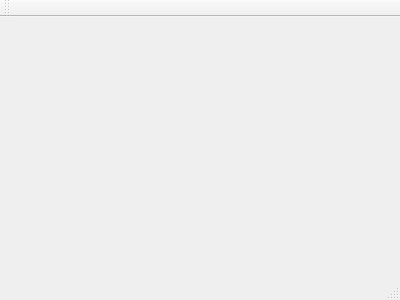
ctag/cpe453, file postgresql_test/mainwindow.ui: the form before one commit.
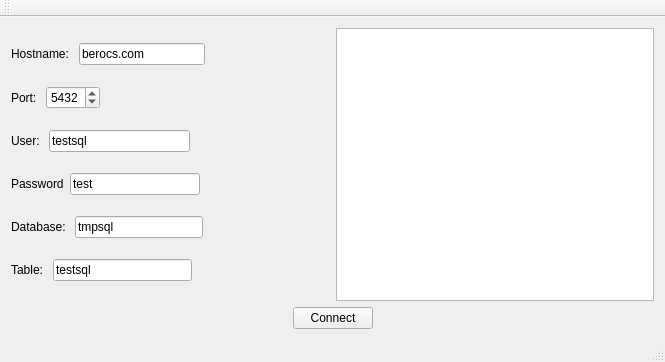
The form after the commit.

Commit message: better version of postgresql test program

Diff of the .ui file:
```diff
--- a/postgresql_test/mainwindow.ui
+++ b/postgresql_test/mainwindow.ui
@@ -1,24 +1,287 @@
 <ui version="4.0">
  <class>MainWindow</class>
- <widget class="QMainWindow" name="MainWindow" >
-  <property name="geometry" >
+ <widget class="QMainWindow" name="MainWindow">
+  <property name="geometry">
    <rect>
     <x>0</x>
     <y>0</y>
-    <width>400</width>
-    <height>300</height>
+    <width>665</width>
+    <height>362</height>
    </rect>
   </property>
   <property name="windowTitle" >
    <string>MainWindow</string>
   </property>
-  <widget class="QMenuBar" name="menuBar" />
-  <widget class="QToolBar" name="mainToolBar" />
-  <widget class="QWidget" name="centralWidget" />
-  <widget class="QStatusBar" name="statusBar" />
+  <property name="tabShape">
+   <enum>QTabWidget::Triangular</enum>
+  </property>
+  <widget class="QWidget" name="centralWidget">
+   <layout class="QVBoxLayout" name="verticalLayout_3">
+    <item>
+     <layout class="QHBoxLayout" name="horizontalLayout_7">
+      <item>
+       <layout class="QVBoxLayout" name="verticalLayout_2">
+        <item>
+         <layout class="QHBoxLayout" name="horizontalLayout_3">
+          <item>
+           <widget class="QLabel" name="label_hostname">
+            <property name="text">
+             <string>Hostname: </string>
+            </property>
+           </widget>
+          </item>
+          <item>
+           <widget class="QLineEdit" name="lineEdit_hostname">
+            <property name="text">
+             <string>berocs.com</string>
+            </property>
+           </widget>
+          </item>
+          <item>
+           <spacer name="horizontalSpacer_4">
+            <property name="orientation">
+             <enum>Qt::Horizontal</enum>
+            </property>
+            <property name="sizeHint" stdset="0">
+             <size>
+              <width>40</width>
+              <height>20</height>
+             </size>
+            </property>
+           </spacer>
+          </item>
+         </layout>
+        </item>
+        <item>
+         <layout class="QHBoxLayout" name="horizontalLayout_6">
+          <item>
+           <widget class="QLabel" name="label_port">
+            <property name="text">
+             <string>Port: </string>
+            </property>
+           </widget>
+          </item>
+          <item>
+           <widget class="QSpinBox" name="spinBox_port">
+            <property name="maximum">
+             <number>9999</number>
+            </property>
+            <property name="value">
+             <number>5432</number>
+            </property>
+           </widget>
+          </item>
+          <item>
+           <spacer name="horizontalSpacer_7">
+            <property name="orientation">
+             <enum>Qt::Horizontal</enum>
+            </property>
+            <property name="sizeHint" stdset="0">
+             <size>
+              <width>40</width>
+              <height>20</height>
+             </size>
+            </property>
+           </spacer>
+          </item>
+         </layout>
+        </item>
+        <item>
+         <layout class="QHBoxLayout" name="horizontalLayout_2">
+          <item>
+           <widget class="QLabel" name="label_user">
+            <property name="text">
+             <string>User: </string>
+            </property>
+           </widget>
+          </item>
+          <item>
+           <widget class="QLineEdit" name="lineEdit_user">
+            <property name="text">
+             <string>testsql</string>
+            </property>
+           </widget>
+          </item>
+          <item>
+           <spacer name="horizontalSpacer_3">
+            <property name="orientation">
+             <enum>Qt::Horizontal</enum>
+            </property>
+            <property name="sizeHint" stdset="0">
+             <size>
+              <width>40</width>
+              <height>20</height>
+             </size>
+            </property>
+           </spacer>
+          </item>
+         </layout>
+        </item>
+        <item>
+         <layout class="QHBoxLayout" name="horizontalLayout_5">
+          <item>
+           <widget class="QLabel" name="label_password">
+            <property name="text">
+             <string>Password</string>
+            </property>
+           </widget>
+          </item>
+          <item>
+           <widget class="QLineEdit" name="lineEdit_password">
+            <property name="text">
+             <string>test</string>
+            </property>
+           </widget>
+          </item>
+          <item>
+           <spacer name="horizontalSpacer_6">
+            <property name="orientation">
+             <enum>Qt::Horizontal</enum>
+            </property>
+            <property name="sizeHint" stdset="0">
+             <size>
+              <width>40</width>
+              <height>20</height>
+             </size>
+            </property>
+           </spacer>
+          </item>
+         </layout>
+        </item>
+        <item>
+         <layout class="QHBoxLayout" name="horizontalLayout_8">
+          <item>
+           <widget class="QLabel" name="label_database">
+            <property name="text">
+             <string>Database: </string>
+            </property>
+           </widget>
+          </item>
+          <item>
+           <widget class="QLineEdit" name="lineEdit_database">
+            <property name="text">
+             <string>tmpsql</string>
+            </property>
+           </widget>
+          </item>
+          <item>
+           <spacer name="horizontalSpacer_8">
+            <property name="orientation">
+             <enum>Qt::Horizontal</enum>
+            </property>
+            <property name="sizeHint" stdset="0">
+             <size>
+              <width>40</width>
+              <height>20</height>
+             </size>
+            </property>
+           </spacer>
+          </item>
+         </layout>
+        </item>
+        <item>
+         <layout class="QHBoxLayout" name="horizontalLayout_4">
+          <item>
+           <widget class="QLabel" name="label_table">
+            <property name="text">
+             <string>Table: </string>
+            </property>
+           </widget>
+          </item>
+          <item>
+           <widget class="QLineEdit" name="lineEdit_table">
+            <property name="text">
+             <string>testsql</string>
+            </property>
+           </widget>
+          </item>
+          <item>
+           <spacer name="horizontalSpacer_5">
+            <property name="orientation">
+             <enum>Qt::Horizontal</enum>
+            </property>
+            <property name="sizeHint" stdset="0">
+             <size>
+              <width>40</width>
+              <height>20</height>
+             </size>
+            </property>
+           </spacer>
+          </item>
+         </layout>
+        </item>
+       </layout>
+      </item>
+      <item>
+       <widget class="QTextBrowser" name="textBrowser_output"/>
+      </item>
+     </layout>
+    </item>
+    <item>
+     <layout class="QHBoxLayout" name="horizontalLayout">
+      <item>
+       <spacer name="horizontalSpacer_2">
+        <property name="orientation">
+         <enum>Qt::Horizontal</enum>
+        </property>
+        <property name="sizeHint" stdset="0">
+         <size>
+          <width>40</width>
+          <height>20</height>
+         </size>
+        </property>
+       </spacer>
+      </item>
+      <item>
+       <widget class="QPushButton" name="pushButton_connect">
+        <property name="text">
+         <string>Connect</string>
+        </property>
+       </widget>
+      </item>
+      <item>
+       <spacer name="horizontalSpacer">
+        <property name="orientation">
+         <enum>Qt::Horizontal</enum>
+        </property>
+        <property name="sizeHint" stdset="0">
+         <size>
+          <width>40</width>
+          <height>20</height>
+         </size>
+        </property>
+       </spacer>
+      </item>
+     </layout>
+    </item>
+   </layout>
+   <zorder>horizontalLayoutWidget</zorder>
+   <zorder>horizontalSpacer</zorder>
+   <zorder>horizontalLayoutWidget_7</zorder>
+   <zorder>horizontalLayoutWidget_3</zorder>
+   <zorder>label_database</zorder>
+  </widget>
+  <widget class="QMenuBar" name="menuBar">
+   <property name="geometry">
+    <rect>
+     <x>0</x>
+     <y>0</y>
+     <width>665</width>
+     <height>19</height>
+    </rect>
+   </property>
+  </widget>
+  <widget class="QToolBar" name="mainToolBar">
+   <attribute name="toolBarArea">
+    <enum>TopToolBarArea</enum>
+   </attribute>
+   <attribute name="toolBarBreak">
+    <bool>false</bool>
+   </attribute>
+  </widget>
+  <widget class="QStatusBar" name="statusBar"/>
  </widget>
- <layoutDefault spacing="6" margin="11" />
- <pixmapfunction></pixmapfunction>
+ <layoutdefault spacing="6" margin="11"/>
  <resources/>
  <connections/>
 </ui>
```
Left out of the diff: 3 changed lines with no effect on the pictures. The commit also changes 4 other files.
